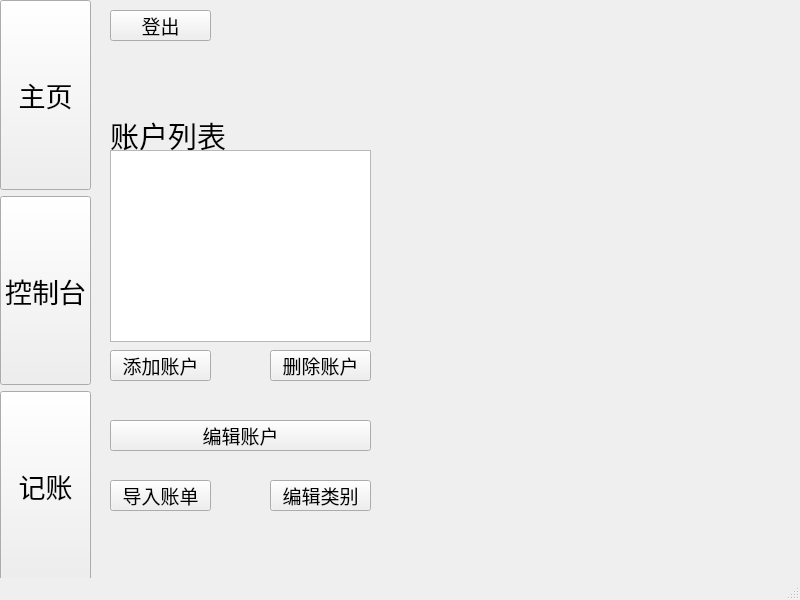
Above: mainwindow.ui from niuyipu/Sueis before the change. Below: the same form after it.
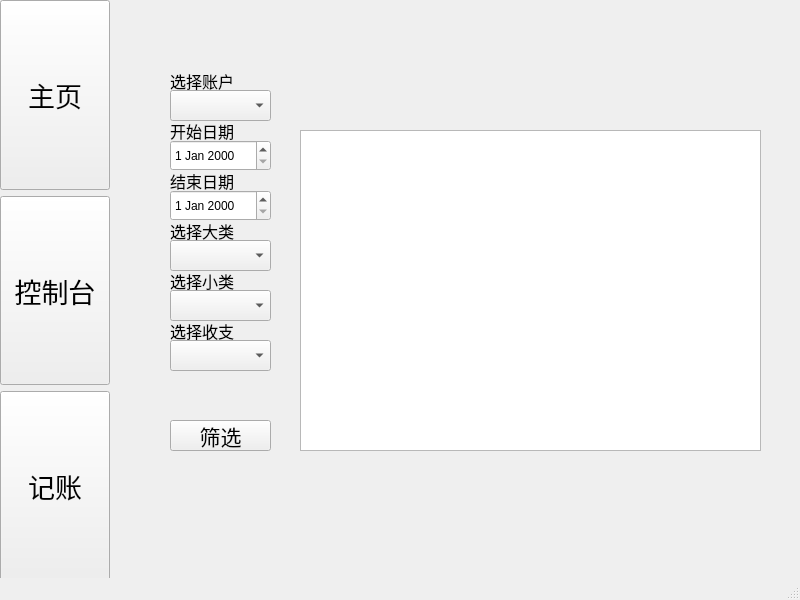
That is the form after the change. The open tabs and pages were chosen to show the change. Icons and pictures are not drawn.

```diff
--- a/mainwindow.ui
+++ b/mainwindow.ui
@@ -23,7 +23,7 @@
      <rect>
       <x>0</x>
       <y>0</y>
-      <width>91</width>
+      <width>110</width>
       <height>581</height>
      </rect>
     </property>
@@ -1018,6 +1018,230 @@
          </property>
         </widget>
        </widget>
+       <widget class="QWidget" name="Page8">
+        <widget class="QDateEdit" name="dateEditStart">
+         <property name="geometry">
+          <rect>
+           <x>80</x>
+           <y>140</y>
+           <width>101</width>
+           <height>31</height>
+          </rect>
+         </property>
+        </widget>
+        <widget class="QDateEdit" name="dateEditEnd">
+         <property name="geometry">
+          <rect>
+           <x>80</x>
+           <y>190</y>
+           <width>101</width>
+           <height>31</height>
+          </rect>
+         </property>
+        </widget>
+        <widget class="QComboBox" name="comboCategoryBig">
+         <property name="geometry">
+          <rect>
+           <x>80</x>
+           <y>240</y>
+           <width>101</width>
+           <height>31</height>
+          </rect>
+         </property>
+        </widget>
+        <widget class="QPushButton" name="btnApplyFilter">
+         <property name="geometry">
+          <rect>
+           <x>80</x>
+           <y>420</y>
+           <width>101</width>
+           <height>31</height>
+          </rect>
+         </property>
+         <property name="font">
+          <font>
+           <family>YouYuan</family>
+           <pointsize>16</pointsize>
+          </font>
+         </property>
+         <property name="text">
+          <string>筛选</string>
+         </property>
+        </widget>
+        <widget class="QComboBox" name="comboCategorySmall">
+         <property name="geometry">
+          <rect>
+           <x>80</x>
+           <y>290</y>
+           <width>101</width>
+           <height>31</height>
+          </rect>
+         </property>
+        </widget>
+        <widget class="QComboBox" name="comboType">
+         <property name="geometry">
+          <rect>
+           <x>80</x>
+           <y>340</y>
+           <width>101</width>
+           <height>31</height>
+          </rect>
+         </property>
+        </widget>
+        <widget class="QTableWidget" name="tableFilterResult">
+         <property name="geometry">
+          <rect>
+           <x>210</x>
+           <y>130</y>
+           <width>461</width>
+           <height>321</height>
+          </rect>
+         </property>
+        </widget>
+        <widget class="QLabel" name="labelFilterBalance">
+         <property name="geometry">
+          <rect>
+           <x>210</x>
+           <y>60</y>
+           <width>461</width>
+           <height>41</height>
+          </rect>
+         </property>
+         <property name="font">
+          <font>
+           <family>YouYuan</family>
+           <pointsize>22</pointsize>
+          </font>
+         </property>
+         <property name="text">
+          <string/>
+         </property>
+        </widget>
+        <widget class="QComboBox" name="comboAccount">
+         <property name="geometry">
+          <rect>
+           <x>80</x>
+           <y>90</y>
+           <width>101</width>
+           <height>31</height>
+          </rect>
+         </property>
+        </widget>
+        <widget class="QLabel" name="selecttip">
+         <property name="geometry">
+          <rect>
+           <x>80</x>
+           <y>70</y>
+           <width>81</width>
+           <height>21</height>
+          </rect>
+         </property>
+         <property name="font">
+          <font>
+           <family>YouYuan</family>
+           <pointsize>12</pointsize>
+          </font>
+         </property>
+         <property name="text">
+          <string>选择账户</string>
+         </property>
+        </widget>
+        <widget class="QLabel" name="selecttip_2">
+         <property name="geometry">
+          <rect>
+           <x>80</x>
+           <y>120</y>
+           <width>81</width>
+           <height>21</height>
+          </rect>
+         </property>
+         <property name="font">
+          <font>
+           <family>YouYuan</family>
+           <pointsize>12</pointsize>
+          </font>
+         </property>
+         <property name="text">
+          <string>开始日期</string>
+         </property>
+        </widget>
+        <widget class="QLabel" name="selecttip_3">
+         <property name="geometry">
+          <rect>
+           <x>80</x>
+           <y>170</y>
+           <width>81</width>
+           <height>21</height>
+          </rect>
+         </property>
+         <property name="font">
+          <font>
+           <family>YouYuan</family>
+           <pointsize>12</pointsize>
+          </font>
+         </property>
+         <property name="text">
+          <string>结束日期</string>
+         </property>
+        </widget>
+        <widget class="QLabel" name="selecttip_4">
+         <property name="geometry">
+          <rect>
+           <x>80</x>
+           <y>220</y>
+           <width>81</width>
+           <height>21</height>
+          </rect>
+         </property>
+         <property name="font">
+          <font>
+           <family>YouYuan</family>
+           <pointsize>12</pointsize>
+          </font>
+         </property>
+         <property name="text">
+          <string>选择大类</string>
+         </property>
+        </widget>
+        <widget class="QLabel" name="selecttip_5">
+         <property name="geometry">
+          <rect>
+           <x>80</x>
+           <y>270</y>
+           <width>81</width>
+           <height>21</height>
+          </rect>
+         </property>
+         <property name="font">
+          <font>
+           <family>YouYuan</family>
+           <pointsize>12</pointsize>
+          </font>
+         </property>
+         <property name="text">
+          <string>选择小类</string>
+         </property>
+        </widget>
+        <widget class="QLabel" name="selecttip_6">
+         <property name="geometry">
+          <rect>
+           <x>80</x>
+           <y>320</y>
+           <width>81</width>
+           <height>21</height>
+          </rect>
+         </property>
+         <property name="font">
+          <font>
+           <family>YouYuan</family>
+           <pointsize>12</pointsize>
+          </font>
+         </property>
+         <property name="text">
+          <string>选择收支</string>
+         </property>
+        </widget>
+       </widget>
       </widget>
      </item>
     </layout>
```
Left out of the diff: 155 changed lines with no effect on the pictures.
